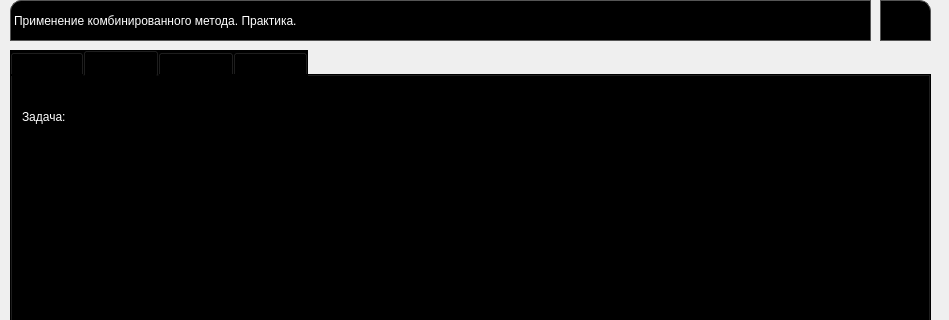
Before: the Qt Designer form form3_p.ui in leriia-meow/geometry, drawn with Qt 5; both pictures show x 0 to 949 and y 0 to 320 of the 949 by 852 pixel window.
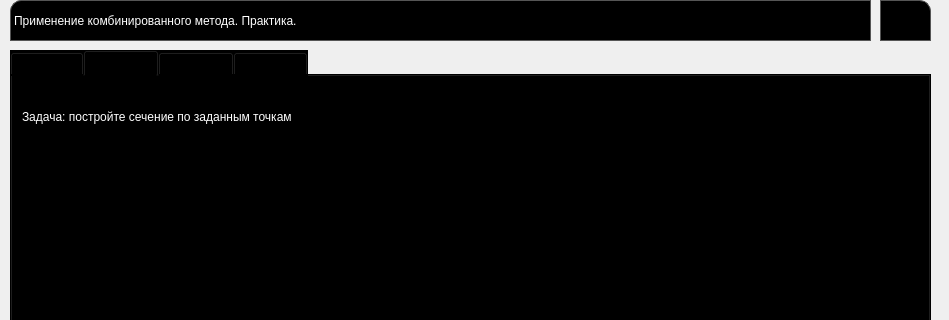
After: the same form once the commit is applied. The open tabs and pages were chosen to show the change. Icons and pictures are not drawn.

```diff
--- a/form3_p.ui
+++ b/form3_p.ui
@@ -238,7 +238,7 @@
        <string notr="true">color:white;</string>
       </property>
       <property name="text">
-       <string>Задача:</string>
+       <string>Задача: постройте сечение по заданным точкам</string>
       </property>
      </widget>
      <widget class="QLabel" name="label_7">
```
Left out of the diff: 4 changed lines with no effect on the pictures.
